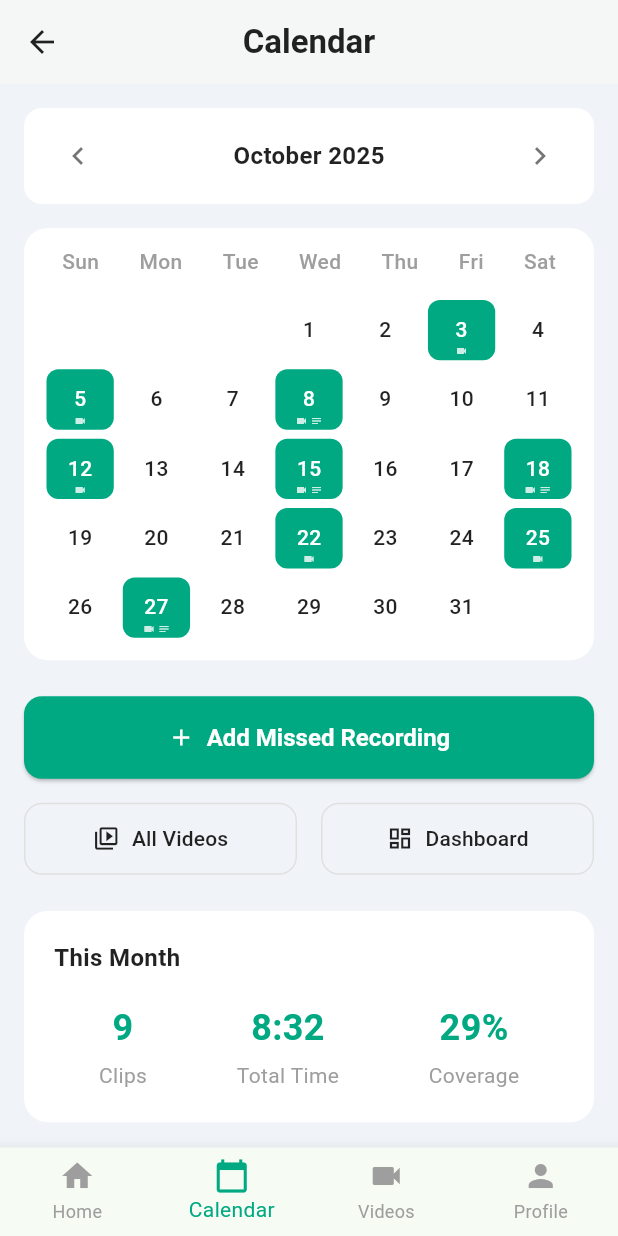
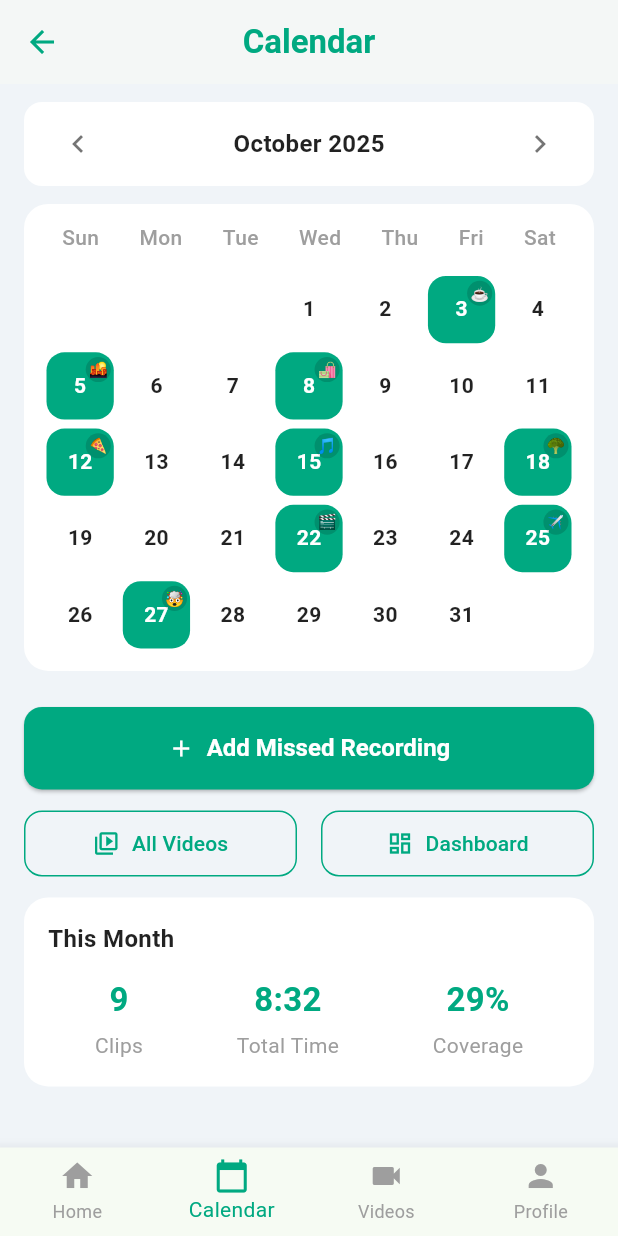
Before and after one commit to fallingstaa/Thort_Jivit, a Flutter app: the CalendarScreen screen opened directly, on a phone screen of 412 x 824 dp. Run offline on Flutter 3.47's test engine with Material 3 defaults, Android fonts, the light colour scheme and no system bars.

Commit message:
change color

```diff
--- a/lib/screen/SignInScreen.dart
+++ b/lib/screen/SignInScreen.dart
@@ -2,6 +2,7 @@ import 'package:flutter/gestures.dart';
 import 'package:flutter/material.dart';
 import 'SignInScreen.dart';
 import 'SignUpScreen.dart';
+import 'homepage.dart';
 
 class SignInScreen extends StatefulWidget {
   const SignInScreen({super.key});
@@ -234,7 +235,12 @@ class _SignInScreenState extends State<SignInScreen> {
     return SizedBox(
       width: double.infinity,
       child: ElevatedButton.icon(
-        onPressed: () {},
+        onPressed: () {
+          Navigator.push(
+            context,
+            MaterialPageRoute(builder: (context) => const HomePage()),
+          );
+        },
         icon: const Icon(Icons.email_outlined, color: Colors.white),
         label: const Text(
           'Sign in with Email',
--- a/lib/screen/calendar.dart
+++ b/lib/screen/calendar.dart
@@ -8,19 +8,16 @@ class CalendarScreen extends StatefulWidget {
 }
 
 class _CalendarScreenState extends State<CalendarScreen> {
-  int _selectedIndex = 1; // Set to 1 for the Calendar tab
+  int _selectedIndex = 1;
 
-  // --- Navigation ---
   void _onItemTapped(int index) {
     if (index == _selectedIndex) return;
 
-    // Use pushReplacementNamed to avoid building up a stack of pages
     switch (index) {
       case 0:
         Navigator.pushReplacementNamed(context, '/home');
         break;
       case 1:
-        // Already on Calendar, do nothing
         break;
       case 2:
         Navigator.pushReplacementNamed(context, '/videos');
@@ -38,18 +35,19 @@ class _CalendarScreenState extends State<CalendarScreen> {
       appBar: _buildAppBar(),
       body: SingleChildScrollView(
         child: Padding(
-          padding: const EdgeInsets.all(16.0),
+          padding: const EdgeInsets.symmetric(horizontal: 16.0, vertical: 12.0),
           child: Column(
             children: [
               _buildMonthSelector(),
-              const SizedBox(height: 16),
+              const SizedBox(height: 12),
               _buildCalendarGrid(),
               const SizedBox(height: 24),
               _buildAddRecordingButton(),
-              const SizedBox(height: 16),
+              const SizedBox(height: 12),
               _buildActionButtons(),
-              const SizedBox(height: 24),
+              const SizedBox(height: 12),
               _buildMonthlySummaryCard(),
+              const SizedBox(height: 12),
             ],
           ),
         ),
@@ -58,7 +56,6 @@ class _CalendarScreenState extends State<CalendarScreen> {
     );
   }
 
-  // --- UI Widget Builders ---
 
   PreferredSizeWidget _buildAppBar() {
     return AppBar(
@@ -66,13 +63,11 @@ class _CalendarScreenState extends State<CalendarScreen> {
       elevation: 1,
       centerTitle: true,
       leading: IconButton(
-        icon: const Icon(Icons.arrow_back, color: Colors.black87),
+        icon: const Icon(Icons.arrow_back, color:  const Color(0xFF00A981)),
         onPressed: () {
-            // Navigate back to the previous screen, likely HomePage
             if (Navigator.canPop(context)) {
               Navigator.pop(context);
             } else {
-              // Fallback if there's no screen to pop to
               Navigator.pushReplacementNamed(context, '/home');
             }
         },
@@ -80,7 +75,7 @@ class _CalendarScreenState extends State<CalendarScreen> {
       title: const Text(
         'Calendar',
         style: TextStyle(
-          color: Colors.black87,
+          color:  const Color(0xFF00A981),
           fontWeight: FontWeight.bold,
         ),
       ),
@@ -89,7 +84,7 @@ class _CalendarScreenState extends State<CalendarScreen> {
 
   Widget _buildMonthSelector() {
     return Container(
-      padding: const EdgeInsets.symmetric(horizontal: 12, vertical: 8),
+      padding: const EdgeInsets.symmetric(horizontal: 12, vertical: 4),
       decoration: BoxDecoration(
         color: Colors.white,
         borderRadius: BorderRadius.circular(12),
@@ -119,22 +114,20 @@ class _CalendarScreenState extends State<CalendarScreen> {
   }
 
   Widget _buildCalendarGrid() {
-    // Weekday headers
     final List<String> weekDays = ['Sun', 'Mon', 'Tue', 'Wed', 'Thu', 'Fri', 'Sat'];
-    // Days in October 2025 start on a Wednesday (index 3)
     final int firstDayOffset = 3;
     final int daysInMonth = 31;
-    // Mock data for recorded days, matching the image
-    final Map<int, List<IconData>> recordedDays = {
-      3: [Icons.videocam],
-      5: [Icons.videocam],
-      8: [Icons.videocam, Icons.notes],
-      12: [Icons.videocam],
-      15: [Icons.videocam, Icons.notes],
-      18: [Icons.videocam, Icons.notes],
-      22: [Icons.videocam],
-      25: [Icons.videocam],
-      27: [Icons.videocam, Icons.notes],
+
+    final Map<int, String> recordedDays = {
+      3: '☕️',
+      5: '🌇',
+      8: '🛍️',
+      12: '🍕',
+      15: '🎵',
+      18: '🥦',
+      22: '🎬',
+      25: '✈️',
+      27: '🤯',
     };
 
     return Container(
@@ -155,18 +148,17 @@ class _CalendarScreenState extends State<CalendarScreen> {
             shrinkWrap: true,
             gridDelegate: const SliverGridDelegateWithFixedCrossAxisCount(
               crossAxisCount: 7,
-              childAspectRatio: 1.1, // Adjust aspect ratio for better spacing
+              childAspectRatio: 1.0,
             ),
             itemCount: daysInMonth + firstDayOffset,
             itemBuilder: (context, index) {
               if (index < firstDayOffset) {
-                return const SizedBox.shrink(); // Empty space before the 1st
+                return const SizedBox.shrink();
               }
               final int day = index - firstDayOffset + 1;
               return _buildCalendarDay(
                 day: day,
-                isRecorded: recordedDays.containsKey(day),
-                icons: recordedDays[day] ?? [],
+                emoji: recordedDays[day],
               );
             },
           ),
@@ -175,12 +167,13 @@ class _CalendarScreenState extends State<CalendarScreen> {
     );
   }
 
-  Widget _buildCalendarDay({required int day, bool isRecorded = false, List<IconData> icons = const []}) {
+  Widget _buildCalendarDay({required int day, String? emoji}) {
+    final bool isRecorded = emoji != null;
     return Container(
       margin: const EdgeInsets.all(3),
       decoration: BoxDecoration(
         color: isRecorded ? const Color(0xFF00A981) : Colors.transparent,
-        borderRadius: BorderRadius.circular(8),
+        borderRadius: BorderRadius.circular(12),
       ),
       child: Stack(
         alignment: Alignment.center,
@@ -189,20 +182,23 @@ class _CalendarScreenState extends State<CalendarScreen> {
             '$day',
             style: TextStyle(
               color: isRecorded ? Colors.white : Colors.black87,
-              fontWeight: FontWeight.w500,
+              fontWeight: FontWeight.w600,
             ),
           ),
-          if (icons.isNotEmpty)
+          if (isRecorded)
             Positioned(
-              bottom: 2,
-              child: Row(
-                mainAxisAlignment: MainAxisAlignment.center,
-                children: icons
-                    .map((icon) => Padding(
-                          padding: const EdgeInsets.symmetric(horizontal: 1.0),
-                          child: Icon(icon, color: Colors.white.withOpacity(0.8), size: 8),
-                        ))
-                    .toList(),
+              top: 2,
+              right: 2,
+              child: Container(
+                padding: const EdgeInsets.all(2),
+                decoration: BoxDecoration(
+                  color: Colors.black.withOpacity(0.15),
+                  shape: BoxShape.circle,
+                ),
+                child: Text(
+                  emoji,
+                  style: const TextStyle(fontSize: 10),
+                ),
               ),
             )
         ],
@@ -222,7 +218,7 @@ class _CalendarScreenState extends State<CalendarScreen> {
         ),
         style: ElevatedButton.styleFrom(
           backgroundColor: const Color(0xFF00A981),
-          padding: const EdgeInsets.symmetric(vertical: 16),
+          padding: const EdgeInsets.symmetric(vertical: 14),
           shape: RoundedRectangleBorder(
             borderRadius: BorderRadius.circular(12),
           ),
@@ -240,9 +236,9 @@ class _CalendarScreenState extends State<CalendarScreen> {
             icon: const Icon(Icons.video_library_outlined),
             label: const Text('All Videos'),
             style: OutlinedButton.styleFrom(
-              padding: const EdgeInsets.symmetric(vertical: 14),
-              foregroundColor: Colors.black87,
-              side: BorderSide(color: Colors.grey.shade300),
+              padding: const EdgeInsets.symmetric(vertical: 12),
+              foregroundColor:  const Color(0xFF00A981),
+              side: BorderSide(color: const Color(0xFF00A981)),
               shape: RoundedRectangleBorder(borderRadius: BorderRadius.circular(12)),
             ),
           ),
@@ -254,9 +250,9 @@ class _CalendarScreenState extends State<CalendarScreen> {
             icon: const Icon(Icons.dashboard_outlined),
             label: const Text('Dashboard'),
             style: OutlinedButton.styleFrom(
-              padding: const EdgeInsets.symmetric(vertical: 14),
-              foregroundColor: Colors.black87,
-              side: BorderSide(color: Colors.grey.shade300),
+              padding: const EdgeInsets.symmetric(vertical: 12),
+              foregroundColor: const Color(0xFF00A981),
+              side: BorderSide(color: const Color(0xFF00A981)),
               shape: RoundedRectangleBorder(borderRadius: BorderRadius.circular(12)),
             ),
           ),
@@ -267,7 +263,7 @@ class _CalendarScreenState extends State<CalendarScreen> {
 
   Widget _buildMonthlySummaryCard() {
     return Container(
-      padding: const EdgeInsets.all(20.0),
+      padding: const EdgeInsets.all(16.0),
       decoration: BoxDecoration(
         color: Colors.white,
         borderRadius: BorderRadius.circular(16),
@@ -279,7 +275,7 @@ class _CalendarScreenState extends State<CalendarScreen> {
             'This Month',
             style: TextStyle(fontSize: 16, fontWeight: FontWeight.bold, color: Colors.black87),
           ),
-          const SizedBox(height: 16),
+          const SizedBox(height: 12),
           Row(
             mainAxisAlignment: MainAxisAlignment.spaceAround,
             children: [
@@ -298,7 +294,7 @@ class _CalendarScreenState extends State<CalendarScreen> {
       children: [
         Text(
           value,
-          style: const TextStyle(fontSize: 24, fontWeight: FontWeight.bold, color: Color(0xFF00A981)),
+          style: const TextStyle(fontSize: 22, fontWeight: FontWeight.bold, color: Color(0xFF00A981)),
         ),
         const SizedBox(height: 4),
         Text(
--- a/lib/screen/homepage.dart
+++ b/lib/screen/homepage.dart
@@ -1,4 +1,5 @@
 import 'package:flutter/material.dart';
+import 'calendar.dart';
 
 class HomePage extends StatelessWidget {
   const HomePage({Key? key}) : super(key: key);
@@ -240,6 +241,14 @@ class HomePage extends StatelessWidget {
         selectedItemColor: const Color(0xFF5D9F6A),
         unselectedItemColor: Colors.black45,
         currentIndex: 0,
+        onTap: (index) {
+          if (index == 1) {
+            Navigator.push(
+              context,
+              MaterialPageRoute(builder: (context) => const CalendarScreen()),
+            );
+          }
+        },
         selectedFontSize: 12,
         unselectedFontSize: 12,
         items: const [
```
